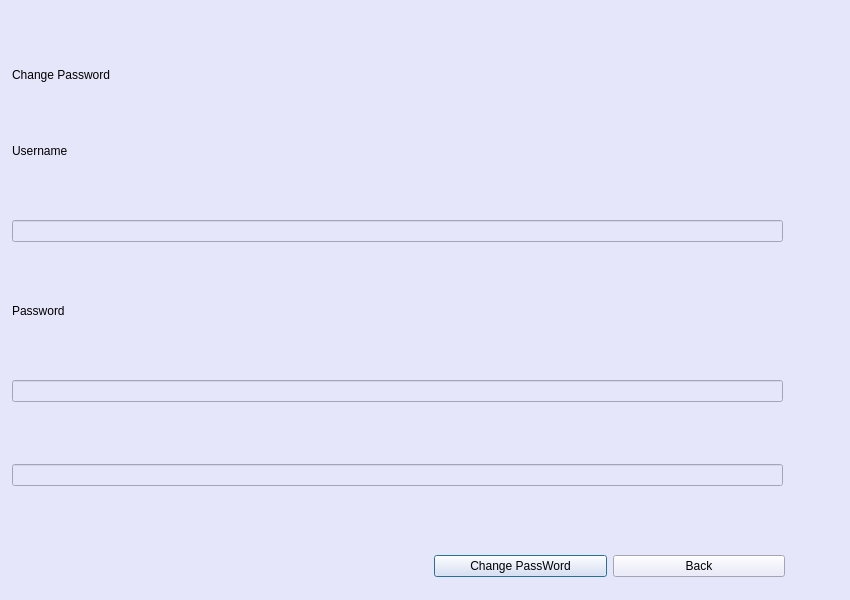
Old version of the form secondialogbox/teacherwindow1.ui in the repository Prabesh-Sharma/IAMS.
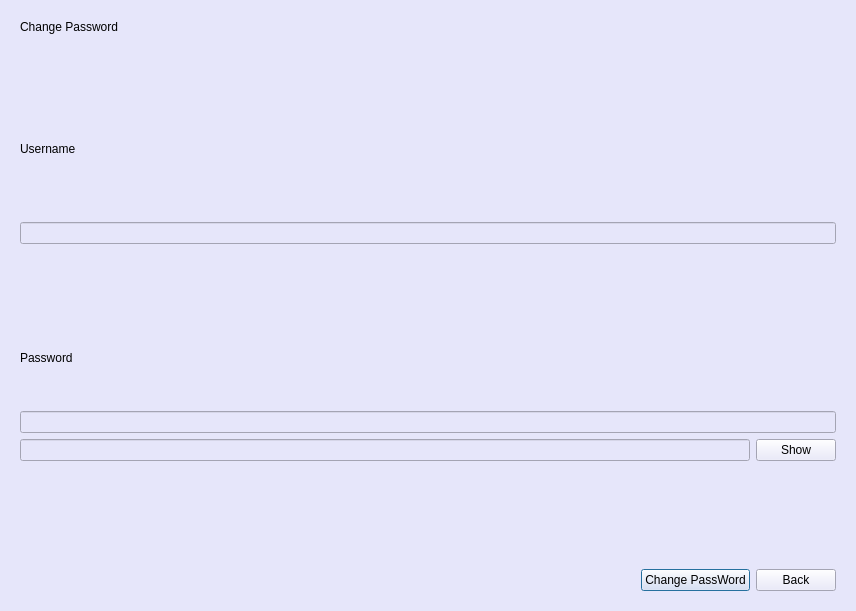
New version of the form. The open tabs and pages were chosen to show the change.

The edit to the form file:
```diff
--- a/secondialogbox/teacherwindow1.ui
+++ b/secondialogbox/teacherwindow1.ui
@@ -6,8 +6,8 @@
    <rect>
     <x>0</x>
     <y>0</y>
-    <width>850</width>
-    <height>600</height>
+    <width>856</width>
+    <height>611</height>
    </rect>
   </property>
   <property name="windowTitle">
@@ -17,18 +17,12 @@
    <string notr="true">background-color: rgb(230, 230, 250);
 color: black</string>
   </property>
+  <layout class="QGridLayout" name="gridLayout_3">
+   <item row="0" column="0">
   <widget class="QStackedWidget" name="stackedWidget">
    <property name="enabled">
     <bool>true</bool>
    </property>
-   <property name="geometry">
-    <rect>
-     <x>0</x>
-     <y>0</y>
-     <width>800</width>
-     <height>600</height>
-    </rect>
-   </property>
    <property name="styleSheet">
     <string notr="true">background-color: rgb(230, 230, 250);
 color: black</string>
@@ -37,16 +31,24 @@
     <number>1</number>
    </property>
    <widget class="QWidget" name="passwordPage">
-    <widget class="QWidget" name="layoutWidget">
-     <property name="geometry">
-      <rect>
-       <x>434</x>
-       <y>550</y>
-       <width>351</width>
-       <height>32</height>
-      </rect>
-     </property>
+      <layout class="QGridLayout" name="gridLayout_5">
+       <item row="0" column="0">
+        <layout class="QGridLayout" name="gridLayout_4">
+         <item row="6" column="0">
      <layout class="QHBoxLayout" name="horizontalLayout_2">
+           <item>
+            <spacer name="horizontalSpacer_2">
+             <property name="orientation">
+              <enum>Qt::Horizontal</enum>
+             </property>
+             <property name="sizeHint" stdset="0">
+              <size>
+               <width>40</width>
+               <height>20</height>
+              </size>
+             </property>
+            </spacer>
+           </item>
       <item>
        <widget class="QPushButton" name="changePassword">
         <property name="text">
@@ -62,33 +64,9 @@
        </widget>
       </item>
      </layout>
-    </widget>
-    <widget class="QWidget" name="layoutWidget">
-     <property name="geometry">
-      <rect>
-       <x>12</x>
-       <y>12</y>
-       <width>771</width>
-       <height>531</height>
-      </rect>
-     </property>
-     <layout class="QVBoxLayout" name="verticalLayout_2">
-      <item>
-       <widget class="QLabel" name="label">
-        <property name="sizePolicy">
-         <sizepolicy hsizetype="Fixed" vsizetype="Fixed">
-          <horstretch>0</horstretch>
-          <verstretch>0</verstretch>
-         </sizepolicy>
-        </property>
-        <property name="styleSheet">
-         <string notr="true">font: 18pt &quot;Segoe UI&quot;;</string>
-        </property>
-        <property name="text">
-         <string>Change Password</string>
-        </property>
-       </widget>
-      </item>
+         </item>
+         <item row="2" column="0">
+          <layout class="QVBoxLayout" name="verticalLayout_5">
       <item>
        <widget class="QLabel" name="label_2">
         <property name="sizePolicy">
@@ -105,9 +83,68 @@
         </property>
        </widget>
       </item>
+           <item>
+            <spacer name="verticalSpacer">
+             <property name="orientation">
+              <enum>Qt::Vertical</enum>
+             </property>
+             <property name="sizeHint" stdset="0">
+              <size>
+               <width>20</width>
+               <height>40</height>
+              </size>
+             </property>
+            </spacer>
+           </item>
       <item>
        <widget class="QLineEdit" name="userEdit2"/>
       </item>
+          </layout>
+         </item>
+         <item row="1" column="0">
+          <spacer name="verticalSpacer_2">
+           <property name="orientation">
+            <enum>Qt::Vertical</enum>
+           </property>
+           <property name="sizeHint" stdset="0">
+            <size>
+             <width>20</width>
+             <height>40</height>
+            </size>
+           </property>
+          </spacer>
+         </item>
+         <item row="3" column="0">
+          <spacer name="verticalSpacer_3">
+           <property name="orientation">
+            <enum>Qt::Vertical</enum>
+           </property>
+           <property name="sizeHint" stdset="0">
+            <size>
+             <width>20</width>
+             <height>40</height>
+            </size>
+           </property>
+          </spacer>
+         </item>
+         <item row="0" column="0">
+          <widget class="QLabel" name="label">
+           <property name="sizePolicy">
+            <sizepolicy hsizetype="Fixed" vsizetype="Fixed">
+             <horstretch>0</horstretch>
+             <verstretch>0</verstretch>
+            </sizepolicy>
+           </property>
+           <property name="styleSheet">
+            <string notr="true">font: 18pt &quot;Segoe UI&quot;;</string>
+           </property>
+           <property name="text">
+            <string>Change Password</string>
+           </property>
+          </widget>
+         </item>
+         <item row="4" column="0">
+          <layout class="QVBoxLayout" name="verticalLayout_2">
       <item>
        <widget class="QLabel" name="label_3">
         <property name="sizePolicy">
@@ -121,6 +158,19 @@
         </property>
        </widget>
       </item>
+           <item>
+            <spacer name="verticalSpacer_5">
+             <property name="orientation">
+              <enum>Qt::Vertical</enum>
+             </property>
+             <property name="sizeHint" stdset="0">
+              <size>
+               <width>20</width>
+               <height>40</height>
+              </size>
+             </property>
+            </spacer>
+           </item>
       <item>
        <widget class="QLineEdit" name="passwordEdit3">
         <property name="echoMode">
@@ -129,27 +179,53 @@
        </widget>
       </item>
       <item>
+            <layout class="QHBoxLayout" name="horizontalLayout_4">
+             <item>
        <widget class="QLineEdit" name="passwordEdit2">
         <property name="echoMode">
          <enum>QLineEdit::Password</enum>
         </property>
        </widget>
       </item>
-     </layout>
-    </widget>
+             <item>
+              <widget class="QPushButton" name="showButton_2">
+               <property name="sizePolicy">
+                <sizepolicy hsizetype="Maximum" vsizetype="Fixed">
+                 <horstretch>0</horstretch>
+                 <verstretch>0</verstretch>
+                </sizepolicy>
+               </property>
+               <property name="text">
+                <string>Show</string>
+               </property>
+              </widget>
+             </item>
+            </layout>
+           </item>
+          </layout>
+         </item>
+         <item row="5" column="0">
+          <spacer name="verticalSpacer_4">
+           <property name="orientation">
+            <enum>Qt::Vertical</enum>
+           </property>
+           <property name="sizeHint" stdset="0">
+            <size>
+             <width>20</width>
+             <height>40</height>
+            </size>
+           </property>
+          </spacer>
+         </item>
+        </layout>
+       </item>
+      </layout>
    </widget>
    <widget class="QWidget" name="mainPage">
-    <widget class="QWidget" name="">
-     <property name="geometry">
-      <rect>
-       <x>11</x>
-       <y>21</y>
-       <width>771</width>
-       <height>561</height>
-      </rect>
-     </property>
-     <layout class="QVBoxLayout" name="verticalLayout_5">
-      <item>
+      <layout class="QGridLayout" name="gridLayout_2">
+       <item row="0" column="0">
+        <layout class="QGridLayout" name="gridLayout">
+         <item row="0" column="0">
        <layout class="QVBoxLayout" name="verticalLayout_4">
         <item>
          <widget class="QLabel" name="status">
@@ -173,7 +249,7 @@
         </item>
        </layout>
       </item>
-      <item>
+         <item row="1" column="0">
        <layout class="QVBoxLayout" name="verticalLayout_3">
         <item>
          <widget class="QLabel" name="userLabel">
@@ -219,7 +295,7 @@
         </item>
        </layout>
       </item>
-      <item>
+         <item row="2" column="0">
        <layout class="QVBoxLayout" name="verticalLayout">
         <item>
          <widget class="QLabel" name="passwordLabel">
@@ -262,7 +338,7 @@
              </sizepolicy>
             </property>
             <property name="text">
-             <string>show</string>
+                <string>Show</string>
             </property>
            </widget>
           </item>
@@ -270,7 +346,7 @@
         </item>
        </layout>
       </item>
-      <item>
+         <item row="3" column="0">
        <layout class="QHBoxLayout" name="horizontalLayout">
         <item>
          <spacer name="horizontalSpacer">
@@ -309,9 +385,12 @@
        </layout>
       </item>
      </layout>
-    </widget>
-   </widget>
-  </widget>
+       </item>
+      </layout>
+     </widget>
+    </widget>
+   </item>
+  </layout>
  </widget>
  <resources/>
  <connections/>
```
Lines whose indentation alone changed are shown as unchanged.
